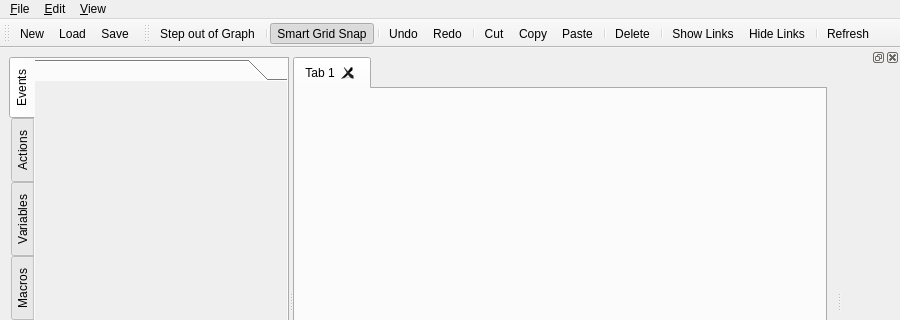
This is delta3d/ui/dtDirectorQt/directoreditor.ui in delta3d/delta3d as Qt 5 draws it before an edit; both pictures show x 0 to 900 and y 0 to 320 of the 900 by 600 pixel window. The edited form follows.
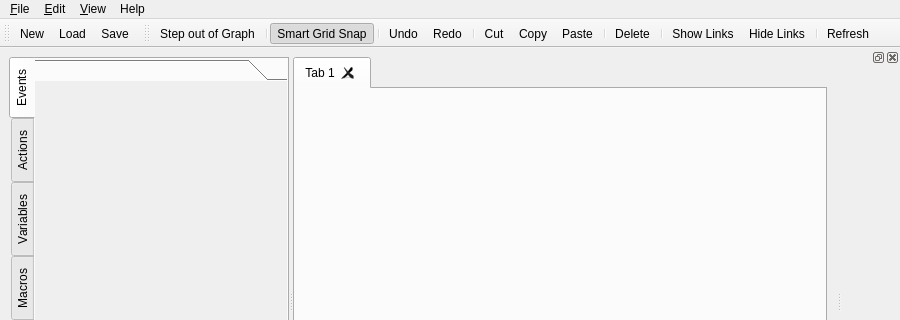
This is the edited form. Icons and pictures are not drawn. Custom widgets are drawn as their Qt base class.

The edit to the form file:
```diff
--- a/delta3d/ui/dtDirectorQt/directoreditor.ui
+++ b/delta3d/ui/dtDirectorQt/directoreditor.ui
@@ -248,9 +248,16 @@
     <addaction name="separator"/>
     <addaction name="action_Refresh"/>
    </widget>
+   <widget class="QMenu" name="menuHelp">
+    <property name="title">
+     <string>Help</string>
+    </property>
+    <addaction name="actionDirector_Help"/>
+   </widget>
    <addaction name="menuFile"/>
    <addaction name="menu_Edit"/>
    <addaction name="menu_View"/>
+   <addaction name="menuHelp"/>
   </widget>
   <widget class="QStatusBar" name="statusbar"/>
   <widget class="QToolBar" name="FileToolbar">
```
Left out of the diff: 65 changed lines with no effect on the pictures.
